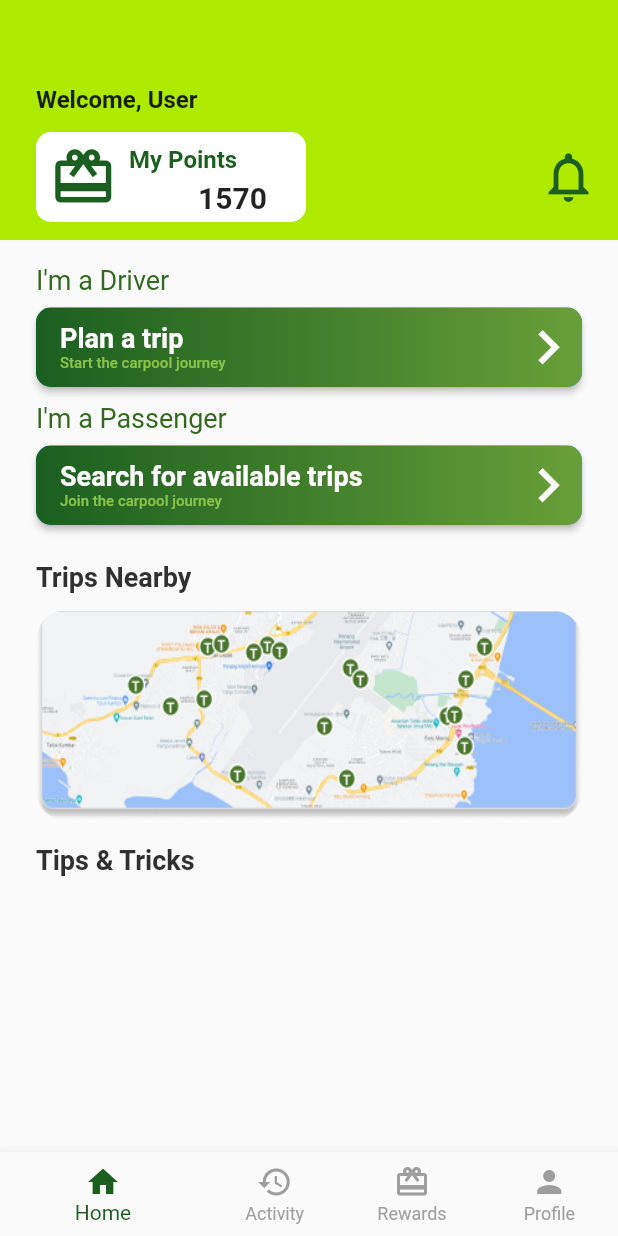
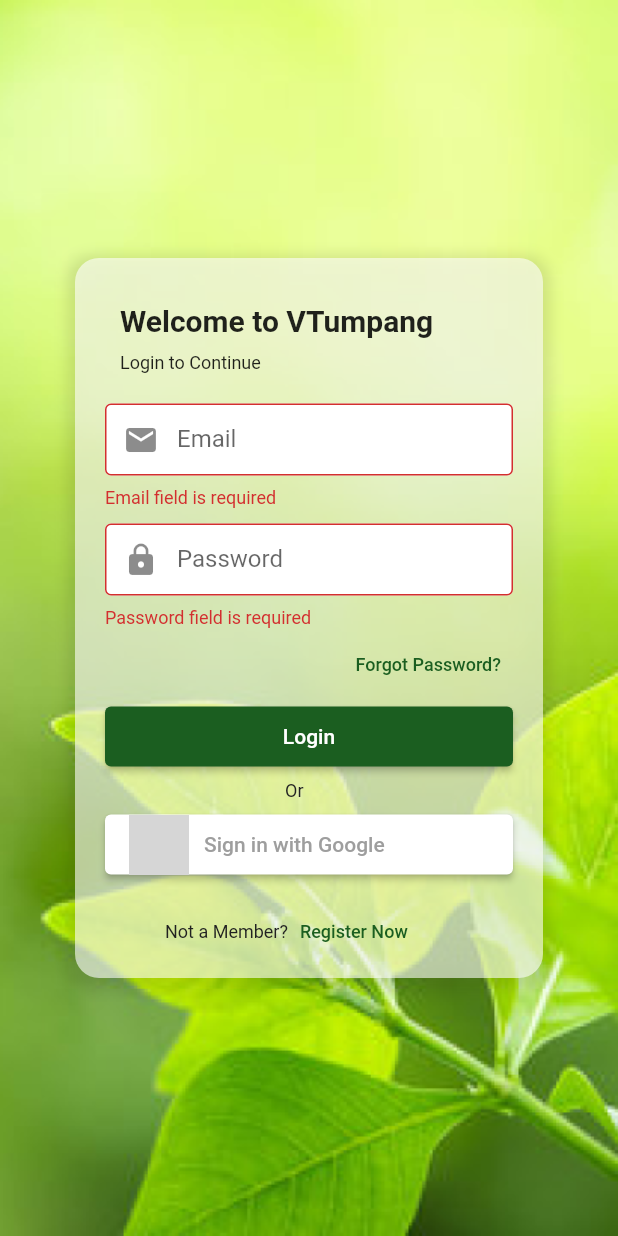
Before and after one commit to Endairion/6002CEM_Group13, a Flutter app: the screen it shows after launch, after a tap on "Login", on a phone screen of 412 x 824 dp. Run offline on Flutter 3.47's test engine with Material 2 defaults, Android fonts, the phone set to English and light mode, and no system bars; our stand-ins replace cloud_firestore, dotted_border, firebase_auth, firebase_core, flutter_native_splash, get and 2 more; accounts and stored records are empty; network calls fail; statements that could not run were skipped; grey boxes are pictures that could not be loaded.

Commit message:
Added login_view_model

```diff
--- a/lib/Profile.dart
+++ b/lib/Profile.dart
@@ -1,6 +1,6 @@
 import 'package:flutter/material.dart';
 import 'package:mobile_app_development_cw2/Settings.dart';
-import 'package:mobile_app_development_cw2/views/Login.dart';
+import 'package:mobile_app_development_cw2/views/login_view.dart';
 
 import 'EditProfile.dart';
 import 'MyProfile.dart';
@@ -116,7 +116,7 @@ class Profile extends StatelessWidget {
               onPressed: () {
                 Navigator.push(
                   context,
-                  MaterialPageRoute(builder: (context) => const Login()),
+                  MaterialPageRoute(builder: (context) =>  LoginView()),
                 );
               },
               style: ElevatedButton.styleFrom(
--- a/lib/locator.dart
+++ b/lib/locator.dart
@@ -1,4 +1,5 @@
 import 'package:mobile_app_development_cw2/services/firebase_service.dart';
+import 'package:mobile_app_development_cw2/viewmodels/login_viewmodel.dart';
 import 'package:mobile_app_development_cw2/viewmodels/register_viewmodel.dart';
 import 'package:get_it/get_it.dart';
 
@@ -11,5 +12,6 @@ Future<void> setUpLocator() async{
 
   //viewmodel
   locator.registerFactory<RegisterViewModel>(() => RegisterViewModel());
+  locator.registerFactory<LoginViewModel>(() => LoginViewModel());
 
 }
--- a/lib/main.dart
+++ b/lib/main.dart
@@ -3,7 +3,7 @@ import 'package:flutter/material.dart';
 import 'package:flutter_native_splash/flutter_native_splash.dart';
 import 'package:get/get.dart';
 import 'package:mobile_app_development_cw2/locator.dart';
-import 'package:mobile_app_development_cw2/views/Login.dart';
+import 'package:mobile_app_development_cw2/views/login_view.dart';
 
 Future main() async {
   WidgetsFlutterBinding.ensureInitialized();
@@ -14,8 +14,8 @@ Future main() async {
   await Firebase.initializeApp();
   await setUpLocator();
 
-  runApp(const GetMaterialApp(
+  runApp(GetMaterialApp(
     title: 'Navigation Basics',
-    home: Login(),
+    home: LoginView(),
   ));
 }
--- a/lib/services/firebase_service.dart
+++ b/lib/services/firebase_service.dart
@@ -41,6 +41,8 @@ class FirebaseService {
         'dob': dob,
         'ic_no': icNo,
         'contact': contactNo,
+        'points': '0',
+        'driver': '0',
       })
           .then((value) => debugPrint('User Created : ${_user.user!.email}'))
           .catchError((e) => debugPrint('Database Error!'));
--- /dev/null
+++ b/lib/viewmodels/login_viewmodel.dart
@@ -0,0 +1,52 @@
+import 'package:flutter/material.dart';
+import 'package:mobile_app_development_cw2/locator.dart';
+import 'package:mobile_app_development_cw2/services/firebase_service.dart';
+import 'package:mobile_app_development_cw2/utils/validators.dart';
+import 'package:mobile_app_development_cw2/viewmodels/base_viewmodel.dart';
+
+class LoginViewModel extends BaseViewModel {
+  late final TextEditingController _emailController;
+  late final TextEditingController _passwordController;
+  bool _isHidden = true;
+
+  // Services
+  final FirebaseService _firebaseService = locator<FirebaseService>();
+
+
+  // Getters
+  bool get isHidden => _isHidden;
+
+  TextEditingController get emailController => _emailController;
+
+  TextEditingController get passwordController => _passwordController;
+
+  String? Function(String? password) get passwordValidator =>
+      Validators.passwordValidator;
+
+  String? Function(String? email) get emailValidator =>
+      Validators.emailValidator;
+
+  // Setters
+  set isHidden(bool val) {
+    _isHidden = val;
+    notifyListeners();
+  }
+
+  void onModelReady() {
+    _emailController = TextEditingController();
+    _passwordController = TextEditingController();
+  }
+
+  void onModelDestroy() {
+    _emailController.dispose();
+    _passwordController.dispose();
+  }
+
+  Future<bool> login() async {
+    var res = await _firebaseService.signIn(
+      _emailController.text.trim(),
+      _passwordController.text,
+    );
+    return res != null;
+  }
+}
--- a/lib/views/Login.dart
+++ /dev/null
@@ -1,210 +0,0 @@
-import 'package:flutter/material.dart';
-import 'package:mobile_app_development_cw2/ForgotPassword.dart';
-import 'package:mobile_app_development_cw2/NavigationMenu.dart';
-import 'package:mobile_app_development_cw2/Register.dart';
-
-class Login extends StatelessWidget {
-  const Login({super.key});
-
-  // This widget is the root of your application.
-  @override
-  Widget build(BuildContext context) {
-    final Size size = MediaQuery.of(context).size;
-
-    return Scaffold(
-      body: SingleChildScrollView(
-        child: Container(
-          height: size.height,
-          width: size.width,
-          decoration: BoxDecoration(
-            image: DecorationImage(
-              image: AssetImage('assets/login_background.png'),
-              fit: BoxFit.cover,
-            ),
-          ),
-          child: Center(
-            child: Container(
-              width: 390,
-              height: 480,
-              padding: const EdgeInsets.all(20),
-              margin: const EdgeInsets.all(50),
-              decoration: BoxDecoration(
-                color: Colors.white.withOpacity(0.6),
-                borderRadius: BorderRadius.circular(16),
-                boxShadow: [
-                  BoxShadow(
-                    color: Colors.black.withOpacity(0.1),
-                    spreadRadius: 5,
-                    blurRadius: 7,
-                    offset: const Offset(0, 3),
-                  ),
-                ],
-              ),
-              child:
-              Column(
-                crossAxisAlignment: CrossAxisAlignment.start,
-                children: [
-                  Container(
-                    margin: EdgeInsets.fromLTRB(10, 10, 0, 10),
-                    child: Text(
-                        'Welcome to VTumpang',
-                        style: TextStyle(
-                            fontWeight: FontWeight.bold,
-                            fontSize: 20
-                        ),
-                        textAlign: TextAlign.left),
-                  ),
-                  Container(
-                      margin: EdgeInsets.fromLTRB(10, 0, 0, 10),
-                      child: Text(
-                        'Login to Continue',
-                        style: TextStyle(fontSize: 12),
-                        textAlign: TextAlign.left,)
-                  ),
-
-                  SizedBox(
-                    height: 10,
-                  ),
-
-                  TextField(
-                    keyboardType: TextInputType.emailAddress,
-                    cursorColor: Colors.lightGreen,
-                    decoration: InputDecoration(
-                        prefixIcon: Icon(Icons.email),
-                        contentPadding: EdgeInsets.symmetric(vertical: 0),
-                        filled: true,
-                        fillColor: Colors.white,
-                        border: OutlineInputBorder(),
-                        labelText: 'Email',
-                        hintText: 'Email',
-                        enabledBorder: OutlineInputBorder(
-                          borderSide:
-                          BorderSide(width: 1, color: Colors.grey),
-                          borderRadius: BorderRadius.circular(10),
-                        )
-                    ),
-                  ),
-
-                  SizedBox(
-                    height: 10,
-                  ),
-
-                  TextField(
-                    keyboardType: TextInputType.visiblePassword,
-                    obscureText: true,
-                    cursorColor: Colors.lightGreen,
-                    decoration: InputDecoration(
-                        prefixIcon: Icon(Icons.lock),
-                        contentPadding: EdgeInsets.symmetric(vertical: 0),
-                        filled: true,
-                        fillColor: Colors.white,
-                        border: OutlineInputBorder(),
-                        labelText: 'Password',
-                        hintText: 'Password',
-                        enabledBorder: OutlineInputBorder(
-                          borderSide:
-                          BorderSide(width: 1, color: Colors.grey),
-                          borderRadius: BorderRadius.circular(10),
-                        )
-                    ),
-                  ),
-
-                  Container(
-                      alignment: Alignment.centerRight,
-                      child:
-                      TextButton(
-                          onPressed:(){
-                            Navigator.push(
-                              context,
-                              MaterialPageRoute(builder: (context) => const ForgotPassword()),
-                            );
-                          },
-                          child:Text(
-                              'Forgot Password?',
-                              style: TextStyle(fontSize: 12, color: Colors.green[900]),
-                              textAlign: TextAlign.right)
-                      )
-                  ),
-
-                  ElevatedButton(
-                    style: ElevatedButton.styleFrom(
-                        backgroundColor: Colors.green[900],
-                        minimumSize: Size(320, 40)
-                    ),
-                    onPressed: (){
-                      Navigator.push(
-                        context,
-                        MaterialPageRoute(builder: (context) => const NavigationMenu()),
-                      );
-                    },
-                    child: Text('Login'),
-                  ),
-
-                  Container(
-                      margin: EdgeInsets.fromLTRB(120, 5, 0, 5),
-                      child: Text(
-                          'Or',
-                          style: TextStyle(fontSize: 12, color: Colors.grey[900]),
-                          textAlign: TextAlign.center)
-                  ),
-
-                  ElevatedButton(
-                      style: ElevatedButton.styleFrom(
-                          backgroundColor: Colors.white,
-                          minimumSize: Size(320, 40)
-                      ),
-                      onPressed: (){},
-                      child:Row(
-                        children: [
-                          Image.network(
-                              'http://pngimg.com/uploads/google/google_PNG19635.png',
-                              height:40,
-                              width: 40),
-                          SizedBox(width: 10,),
-                          Text('Sign in with Google',
-                              textAlign: TextAlign.center,
-                              style: TextStyle(color: Colors.grey)),
-
-                        ],
-                      )
-                  ),
-                  SizedBox(
-                    height: 10,
-                  ),
-                  Row(
-                    children: [
-                      Container(
-                          alignment: Alignment.topRight,
-                          margin: EdgeInsets.fromLTRB(40, 0, 0, 0),
-                          child: Text(
-                              'Not a Member?',
-                              style: TextStyle(fontSize: 12, color: Colors.grey[900]),
-                              textAlign: TextAlign.center)
-                      ),
-                      Container(
-                          alignment: Alignment.topLeft,
-                          child: TextButton(
-                            child: Text('Register Now',
-                                style: TextStyle(fontSize: 12, color: Colors.green[900]),
-                                textAlign: TextAlign.center),
-                            onPressed: () {
-                              Navigator.push(
-                                context,
-                                MaterialPageRoute(builder: (context) => Register()),
-                              );
-                            },
-
-                          )
-                      ),
-                    ],
-                  ),
-
-                ],
-              ),
-            ),
-          ),
-        ),
-      ),
-    );
-  }
-}
--- /dev/null
+++ b/lib/views/login_view.dart
@@ -0,0 +1,218 @@
+import 'package:flutter/material.dart';
+import 'package:mobile_app_development_cw2/ForgotPassword.dart';
+import 'package:mobile_app_development_cw2/NavigationMenu.dart';
+import 'package:mobile_app_development_cw2/viewmodels/login_viewmodel.dart';
+import 'package:mobile_app_development_cw2/views/base_view.dart';
+import 'package:mobile_app_development_cw2/views/register_view.dart';
+
+class LoginView extends StatelessWidget {
+  LoginView({super.key});
+
+  final _formkey = GlobalKey<FormState>();
+  late final LoginViewModel _model;
+  late final BuildContext _context;
+
+
+  // This widget is the root of your application.
+  @override
+  Widget build(BuildContext context) {
+    final Size size = MediaQuery.of(context).size;
+
+
+    return BaseView<LoginViewModel>(
+      onModelReady: (model) {
+        _model = model;
+        _context = context;
+        model.onModelReady();
+      },
+      onModelDestroy: (model) => model.onModelDestroy(),
+      builder: (context, model, child) => Scaffold(
+        body: SingleChildScrollView(
+          child: Container(
+            height: size.height,
+            width: size.width,
+            decoration: BoxDecoration(
+              image: DecorationImage(
+                image: AssetImage('assets/login_background.png'),
+                fit: BoxFit.cover,
+              ),
+            ),
+            child: Center(
+              child: Form(
+                key: _formkey,
+                child: Container(
+                  width: 390,
+                  height: 480,
+                  padding: const EdgeInsets.all(20),
+                  margin: const EdgeInsets.all(50),
+                  decoration: BoxDecoration(
+                    color: Colors.white.withOpacity(0.6),
+                    borderRadius: BorderRadius.circular(16),
+                    boxShadow: [
+                      BoxShadow(
+                        color: Colors.black.withOpacity(0.1),
+                        spreadRadius: 5,
+                        blurRadius: 7,
+                        offset: const Offset(0, 3),
+                      ),
+                    ],
+                  ),
+                  child: Column(
+                    crossAxisAlignment: CrossAxisAlignment.start,
+                    children: [
+                      Container(
+                        margin: EdgeInsets.fromLTRB(10, 10, 0, 10),
+                        child: Text('Welcome to VTumpang',
+                            style: TextStyle(
+                                fontWeight: FontWeight.bold, fontSize: 20),
+                            textAlign: TextAlign.left),
+                      ),
+                      Container(
+                          margin: EdgeInsets.fromLTRB(10, 0, 0, 10),
+                          child: Text(
+                            'Login to Continue',
+                            style: TextStyle(fontSize: 12),
+                            textAlign: TextAlign.left,
+                          )),
+                      SizedBox(
+                        height: 10,
+                      ),
+                      TextFormField(
+                        controller: _model.emailController,
+                        validator: _model.emailValidator,
+                        keyboardType: TextInputType.emailAddress,
+                        cursorColor: Colors.lightGreen,
+                        decoration: InputDecoration(
+                            prefixIcon: Icon(Icons.email),
+                            contentPadding: EdgeInsets.symmetric(vertical: 0),
+                            filled: true,
+                            fillColor: Colors.white,
+                            border: OutlineInputBorder(),
+                            labelText: 'Email',
+                            hintText: 'Email',
+                            enabledBorder: OutlineInputBorder(
+                              borderSide:
+                                  BorderSide(width: 1, color: Colors.grey),
+                              borderRadius: BorderRadius.circular(10),
+                            )),
+                      ),
+                      SizedBox(
+                        height: 10,
+                      ),
+                      TextFormField(
+                        controller: _model.passwordController,
+                        validator: _model.passwordValidator,
+                        keyboardType: TextInputType.visiblePassword,
+                        obscureText: true,
+                        cursorColor: Colors.lightGreen,
+                        decoration: InputDecoration(
+                            prefixIcon: Icon(Icons.lock),
+                            contentPadding: EdgeInsets.symmetric(vertical: 0),
+                            filled: true,
+                            fillColor: Colors.white,
+                            border: OutlineInputBorder(),
+                            labelText: 'Password',
+                            hintText: 'Password',
+                            enabledBorder: OutlineInputBorder(
+                              borderSide:
+                                  BorderSide(width: 1, color: Colors.grey),
+                              borderRadius: BorderRadius.circular(10),
+                            )),
+                      ),
+                      Container(
+                          alignment: Alignment.centerRight,
+                          child: TextButton(
+                              onPressed: () {
+                                Navigator.push(
+                                  context,
+                                  MaterialPageRoute(
+                                      builder: (context) =>
+                                          const ForgotPassword()),
+                                );
+                              },
+                              child: Text('Forgot Password?',
+                                  style: TextStyle(
+                                      fontSize: 12, color: Colors.green[900]),
+                                  textAlign: TextAlign.right))),
+                      ElevatedButton(
+                        style: ElevatedButton.styleFrom(
+                            backgroundColor: Colors.green[900],
+                            minimumSize: Size(320, 40)),
+                        onPressed: () => _formkey.currentState!.validate()
+                            ? _model.login().then((value) {
+                                if (!value) return;
+                                Navigator.push(
+                                  context,
+                                  MaterialPageRoute(
+                                      builder: (context) =>
+                                          NavigationMenu()),
+                                );
+                              })
+                            : null,
+                        child: Text('Login'),
+                      ),
+                      Container(
+                          margin: EdgeInsets.fromLTRB(120, 5, 0, 5),
+                          child: Text('Or',
+                              style: TextStyle(
+                                  fontSize: 12, color: Colors.grey[900]),
+                              textAlign: TextAlign.center)),
+                      ElevatedButton(
+                          style: ElevatedButton.styleFrom(
+                              backgroundColor: Colors.white,
+                              minimumSize: Size(320, 40)),
+                          onPressed: () {},
+                          child: Row(
+                            children: [
+                              Image.network(
+                                  'http://pngimg.com/uploads/google/google_PNG19635.png',
+                                  height: 40,
+                                  width: 40),
+                              SizedBox(
+                                width: 10,
+                              ),
+                              Text('Sign in with Google',
+                                  textAlign: TextAlign.center,
+                                  style: TextStyle(color: Colors.grey)),
+                            ],
+                          )),
+                      SizedBox(
+                        height: 10,
+                      ),
+                      Row(
+                        children: [
+                          Container(
+                              alignment: Alignment.topRight,
+                              margin: EdgeInsets.fromLTRB(40, 0, 0, 0),
+                              child: Text('Not a Member?',
+                                  style: TextStyle(
+                                      fontSize: 12, color: Colors.grey[900]),
+                                  textAlign: TextAlign.center)),
+                          Container(
+                              alignment: Alignment.topLeft,
+                              child: TextButton(
+                                child: Text('Register Now',
+                                    style: TextStyle(
+                                        fontSize: 12, color: Colors.green[900]),
+                                    textAlign: TextAlign.center),
+                                onPressed: () {
+                                  Navigator.push(
+                                    context,
+                                    MaterialPageRoute(
+                                        builder: (context) => RegisterView()),
+                                  );
+                                },
+                              )),
+                        ],
+                      ),
+                    ],
+                  ),
+                ),
+              ),
+            ),
+          ),
+        ),
+      ),
+    );
+  }
+}
--- a/lib/Register.dart
+++ b/lib/views/register_view.dart
@@ -2,19 +2,19 @@ import 'package:flutter/gestures.dart';
 import 'package:flutter/material.dart';
 import 'package:mobile_app_development_cw2/common/theme_helper.dart';
 import 'package:mobile_app_development_cw2/viewmodels/register_viewmodel.dart';
-import 'package:mobile_app_development_cw2/views/Login.dart';
+import 'package:mobile_app_development_cw2/views/login_view.dart';
 import 'package:mobile_app_development_cw2/views/base_view.dart';
 
-import 'NavigationMenu.dart';
+import '../NavigationMenu.dart';
 
-class Register extends StatefulWidget {
-  Register({Key? key}) : super(key: key);
+class RegisterView extends StatefulWidget {
+  RegisterView({Key? key}) : super(key: key);
 
   @override
-  State<Register> createState() => _RegisterState();
+  State<RegisterView> createState() => _RegisterViewState();
 }
 
-class _RegisterState extends State<Register> {
+class _RegisterViewState extends State<RegisterView> {
   bool? isChecked1 = false, isChecked2 = false;
   final _formkey = GlobalKey<FormState>();
   late final RegisterViewModel _model;
@@ -105,8 +105,8 @@ class _RegisterState extends State<Register> {
                             TextFormField(
                               controller: _model.nameController,
                               validator: _model.nameValidator,
-                              decoration: ThemeHelper()
-                                  .textInputDecoration("Full Name", "Full Name"),
+                              decoration: ThemeHelper().textInputDecoration(
+                                  "Full Name", "Full Name"),
                               cursorColor: Colors.lightGreen,
                             ),
                             const SizedBox(height: 8),
@@ -114,7 +114,8 @@ class _RegisterState extends State<Register> {
                               controller: _model.dobController,
                               validator: _model.dobValidator,
                               decoration: ThemeHelper().textInputDecoration(
-                                  "Date of Birth", "Date of Birth (DD/MM/YYYY)"),
+                                  "Date of Birth",
+                                  "Date of Birth (DD/MM/YYYY)"),
                               cursorColor: Colors.lightGreen,
                             ),
                             const SizedBox(height: 8),
@@ -130,7 +131,8 @@ class _RegisterState extends State<Register> {
                               controller: _model.contactNoController,
                               validator: _model.contactValidator,
                               decoration: ThemeHelper().textInputDecoration(
-                                  "Contact No", "Contact No (No space or dash)"),
+                                  "Contact No",
+                                  "Contact No (No space or dash)"),
                               cursorColor: Colors.lightGreen,
                               keyboardType: TextInputType.phone,
                             ),
@@ -244,10 +246,13 @@ class _RegisterState extends State<Register> {
                                   minimumSize: Size(320, 40)),
                               onPressed: () => _formkey.currentState!.validate()
                                   ? _model.register().then((value) {
-                                if (!value) return;
-                                Navigator.of(_context).pushReplacementNamed('package:mobile_app_development_cw2/views/Login.dart');
-                                //testing
-                              })
+                                      if (!value) return;
+                                      Navigator.push(
+                                        context,
+                                        MaterialPageRoute(
+                                            builder: (context) => LoginView()),
+                                      );
+                                    })
                                   : null,
                               child: Text('Register'),
                             ),
@@ -258,7 +263,6 @@ class _RegisterState extends State<Register> {
                   ),
                 ),
               ),
-            )
-    );
+            ));
   }
 }
```
Also changed, not shown: lib/services/test_services.dart (deleted), lib/viewmodels/test_view_model.dart (deleted), lib/views/test_view.dart (deleted), 1 other file.
